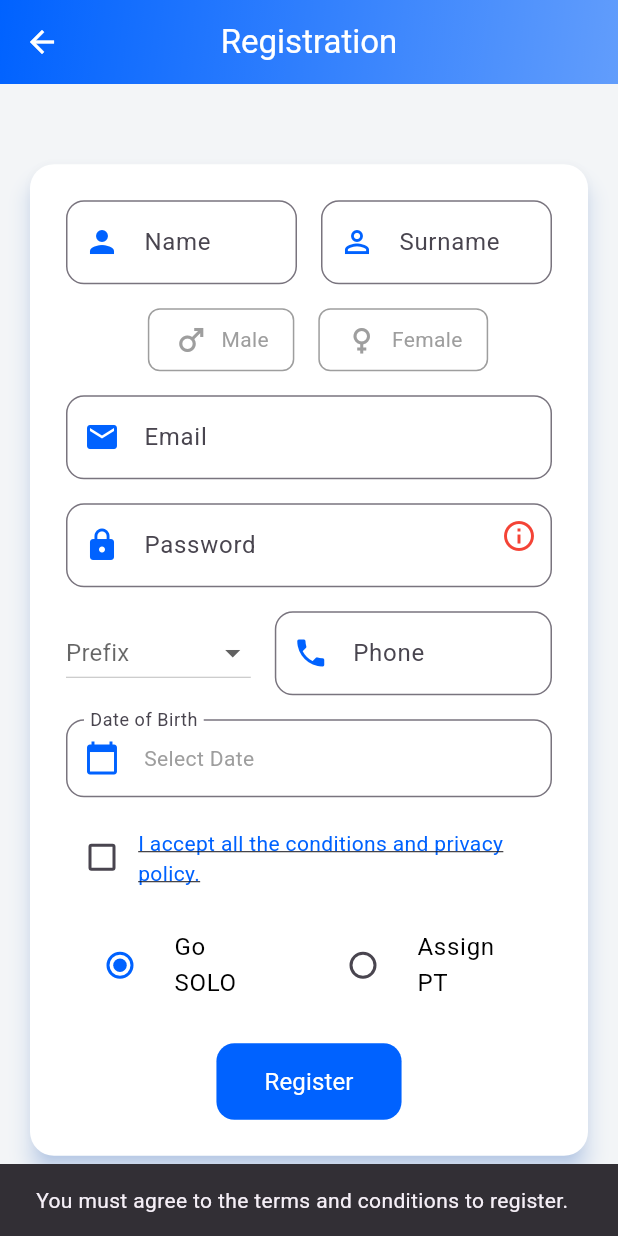
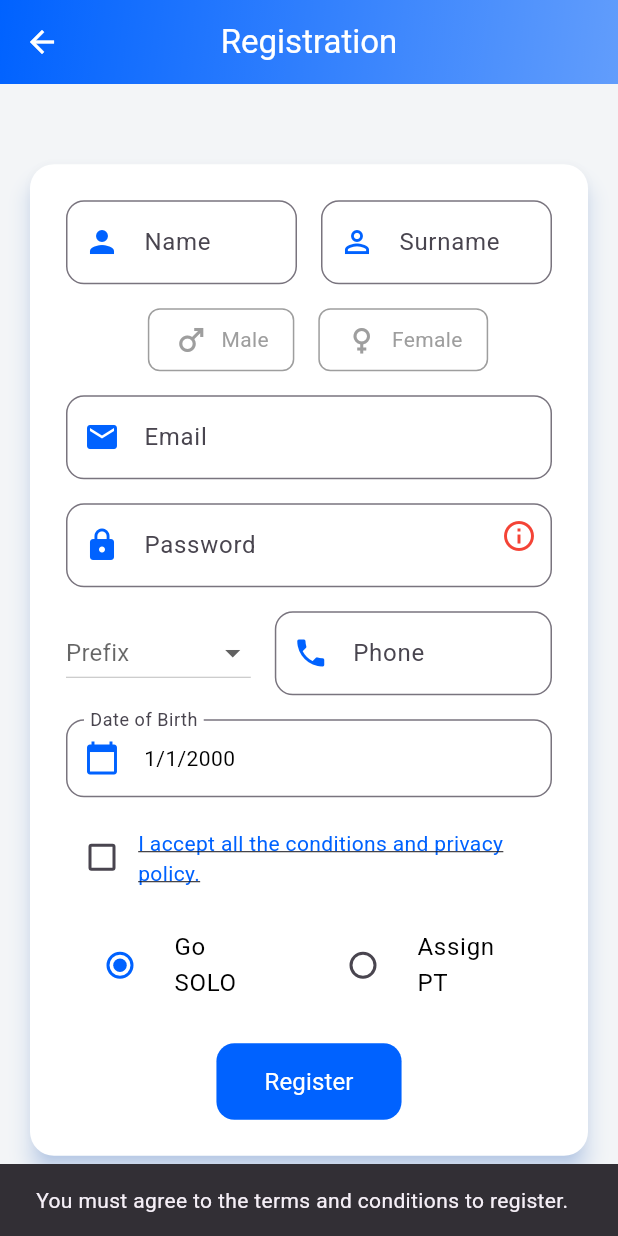
Before and after one commit to PedemonteGiacomo/ISYFIT, a Flutter app: the RegisterClientScreen screen opened directly, after a tap on "Register", on a phone screen of 412 x 824 dp. Run offline on Flutter 3.47's test engine with Material 3 defaults, Android fonts, the phone set to English and light mode, and no system bars; drawn by our look-alikes of dropdown_button2; our stand-ins replace animated_text_kit, app_links, cloud_firestore, file_picker, firebase_auth, firebase_core and 7 more; missing offline and left inert: firebase_app_check, flutter_pdfview, flutter_stripe; accounts and stored records are empty; network calls fail.

Commit message:
registrazione cliente messa apposto con tutti i controlli che funzionano correttamente

```diff
--- a/lib/main.dart
+++ b/lib/main.dart
@@ -18,7 +18,6 @@ import 'presentation/theme/app_theme.dart';
 import 'domain/providers/auth_provider.dart';
 
 final GlobalKey<NavigatorState> _navKey = GlobalKey<NavigatorState>();
-
 Future<void> main() async {
   WidgetsFlutterBinding.ensureInitialized();
 
@@ -96,6 +95,8 @@ class _IsyFitAppState extends State<IsyFitApp> {
     super.dispose();
   }
 
+  // TODO: Verificare la necessità di fare redirect in questo modo, nel codice ci sono widget che direttamente ne restituiscono altri, senza passare per le route.
+  // Per esempio, in BaseScreen viene restituito direttamente il widget HomeScreen.
   @override
   Widget build(BuildContext context) {
     return MaterialApp(
--- a/lib/presentation/screens/base_screen.dart
+++ b/lib/presentation/screens/base_screen.dart
@@ -27,6 +27,8 @@ class _BaseScreenState extends State<BaseScreen> {
       IsyLabMainScreen(),
       IsyCheckMainScreen(),
       AccountScreen(),
+      //TODO: Add NutritionScreen if needed
+      // NutritionScreen(),
     ];
   }
 
--- a/lib/presentation/screens/home_Screen.dart
+++ b/lib/presentation/screens/home_Screen.dart
@@ -15,7 +15,7 @@ class HomeScreen extends StatelessWidget {
 
     // If user is not logged in, return to LoginScreen
     if (user == null) {
-      return LoginScreen();
+      return LoginScreen(); //TODO: understand if we should apply routing redirection here
     }
 
     return FutureBuilder<DocumentSnapshot>(
@@ -36,9 +36,9 @@ class HomeScreen extends StatelessWidget {
         } else {
           final role = snapshot.data!.get('role');
           if (role == 'PT') {
-            return PTDashboard(); // to PT Dashboard
+            return PTDashboard(); // to PT Dashboard TODO: understand if we should apply routing redirection here
           } else if (role == 'Client') {
-            return const ClientDashboard(); // to Client Dashboard
+            return const ClientDashboard(); // to Client Dashboard TODO: understand if we should apply routing redirection here
           } else {
             return Center(
               child: Text(
--- a/lib/presentation/screens/registration/registration_client_screen.dart
+++ b/lib/presentation/screens/registration/registration_client_screen.dart
@@ -28,7 +28,7 @@ class _RegisterClientScreenState extends State<RegisterClientScreen> {
 
   // -------------------- State Variables --------------------
   String? _selectedCountryCode;
-  DateTime? _selectedDate;
+  DateTime _selectedDate = DateTime(2000, 1, 1); // Default date
   bool _isLoading = false;
   bool _agreeToTerms = false;
   bool _showPasswordInfo = false;
@@ -74,7 +74,15 @@ class _RegisterClientScreenState extends State<RegisterClientScreen> {
       return;
     }
 
-    // 2) Check email format
+    // 2) Check if the user have provided the gender
+    if (_gender == null) {
+      ScaffoldMessenger.of(context).showSnackBar(
+        const SnackBar(content: Text('Please select your gender.')),
+      );
+      return;
+    }
+
+    // 3) Check email format
     if (!_isEmailValid) {
       ScaffoldMessenger.of(context).showSnackBar(
         const SnackBar(content: Text('Please enter a valid email address.')),
@@ -82,17 +90,40 @@ class _RegisterClientScreenState extends State<RegisterClientScreen> {
       return;
     }
 
-    // 3) Attempt creation
+    // 4) Check if the name and surname are provided
+    if (_nameController.text.trim().isEmpty ||
+        _surnameController.text.trim().isEmpty) {
+      ScaffoldMessenger.of(context).showSnackBar(
+        const SnackBar(content: Text('Name and surname are required.')),
+      );
+      return;
+    }
+
+    // 5) Check if the password is empty or does not meet requirements
+    if (_passwordController.text.trim().isEmpty || !_allRequirementsMet) {
+      ScaffoldMessenger.of(context).showSnackBar(
+        const SnackBar(
+          content: Text(
+              'Password must be at least 8 characters long and meet all requirements.'),
+        ),
+      );
+      return;
+    }
+
+    // 6) Check phone number is provided
+    if (_phoneController.text.trim().isEmpty) {
+      ScaffoldMessenger.of(context).showSnackBar(
+        const SnackBar(content: Text('Phone number is required.')),
+      );
+      return;
+    }
+
+    // 7) Attempt creation
     setState(() => _isLoading = true);
 
     UserCredential? userCredential;
     try {
-      userCredential = await _authRepo.register(
-        _emailController.text.trim(),
-        _passwordController.text.trim(),
-      );
-
-      // 4) Prepare doc for Firestore
+      // 8) Prepare doc for Firestore
       if (_selectedCountryCode == null) {
         setState(() => _isLoading = false);
         ScaffoldMessenger.of(context).showSnackBar(
@@ -101,18 +132,20 @@ class _RegisterClientScreenState extends State<RegisterClientScreen> {
         return;
       }
 
+      // Prepare the client data to save in Firestore
       final clientData = <String, dynamic>{
         'role': 'Client',
         'email': _emailController.text.trim(),
         'name': _nameController.text.trim(),
         'surname': _surnameController.text.trim(),
         'phone': '$_selectedCountryCode ${_phoneController.text.trim()}',
-        'dateOfBirth': _selectedDate?.toIso8601String(),
+        'dateOfBirth': _selectedDate.toIso8601String(),
         'isSolo': isSolo,
         'gender': _gender, // store the chosen gender
       };
 
-      // 5) If user chooses "Assign PT", try linking by PT email
+
+      // 9) If user chooses "Assign PT", try linking by PT email
       if (!isSolo) {
         final ptQuery = await FirebaseFirestore.instance
             .collection('users')
@@ -133,22 +166,35 @@ class _RegisterClientScreenState extends State<RegisterClientScreen> {
           final ptId = ptDoc.id;
           clientData['supervisorPT'] = ptId; // link to that PT
 
+          // Register the client using the AuthRepository
+          userCredential = await _authRepo.register(
+            _emailController.text.trim(),
+            _passwordController.text.trim(),
+          );
+
           // Also add this client to PT’s "clients" array
           await FirebaseFirestore.instance.collection('users').doc(ptId).update({
             'clients': FieldValue.arrayUnion([userCredential.user!.uid]),
           });
+      }else{
+        // Register the client using the AuthRepository
+        userCredential = await _authRepo.register(
+          _emailController.text.trim(),
+          _passwordController.text.trim(),
+        );
       }
 
-      // 6) Save doc in Firestore
+      // 10) Save doc in Firestore
       await FirebaseFirestore.instance
           .collection('users')
           .doc(userCredential.user!.uid)
           .set(clientData);
 
-      // 7) Navigate to main flow
-      Navigator.pushReplacement(
+      // 11) Navigate to main flow and clear navigation stack
+      Navigator.pushAndRemoveUntil(
         context,
         MaterialPageRoute(builder: (_) => const BaseScreen()),
+        (route) => false, // This removes all previous routes
       );
     } on FirebaseAuthException catch (e) {
       final msg = FirebaseErrorTranslator.fromException(e);
@@ -167,7 +213,7 @@ class _RegisterClientScreenState extends State<RegisterClientScreen> {
   Future<void> _pickDate() async {
     final pickedDate = await showDatePicker(
       context: context,
-      initialDate: DateTime.now(),
+      initialDate: DateTime(2000, 1, 1),
       firstDate: DateTime(1900),
       lastDate: DateTime.now(),
     );
--- a/lib/presentation/widgets/navigation_bar.dart
+++ b/lib/presentation/widgets/navigation_bar.dart
@@ -40,6 +40,11 @@ class NavigationBar extends StatelessWidget {
           icon: Icon(Icons.person),
           label: "Account",
         ),
+        // TODO: Add nutrion if needed
+        // BottomNavigationBarItem(
+        //   icon: Icon(Icons.restaurant_menu),
+        //   label: "Nutrition",
+        // ),
       ],
     );
   }
```
Lines whose indentation alone changed are shown as unchanged.
